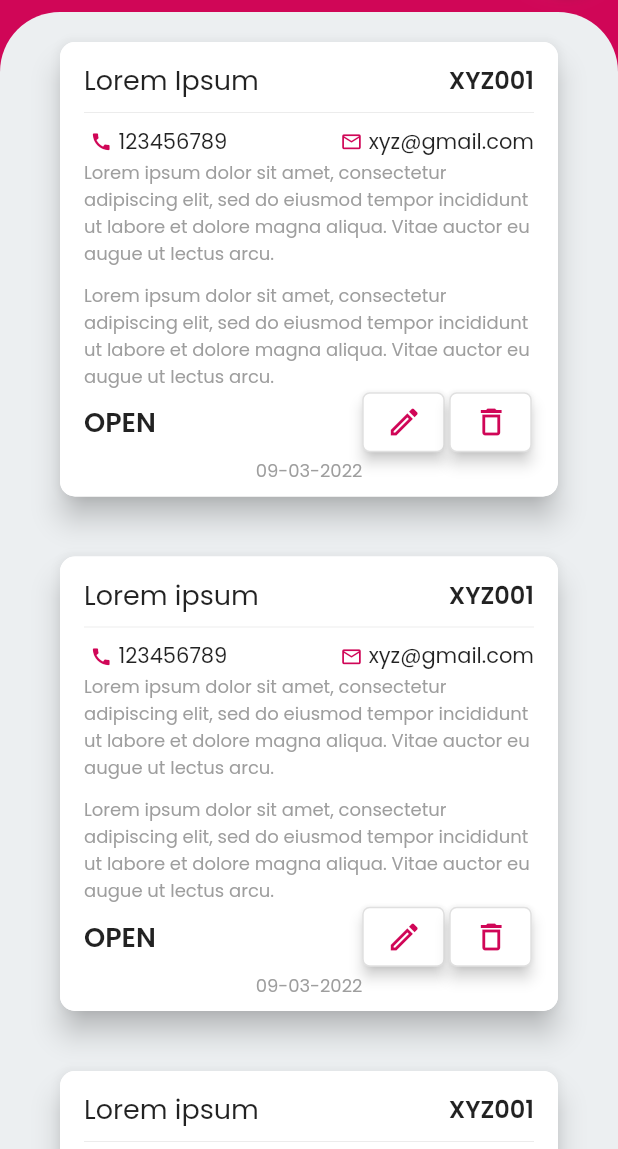
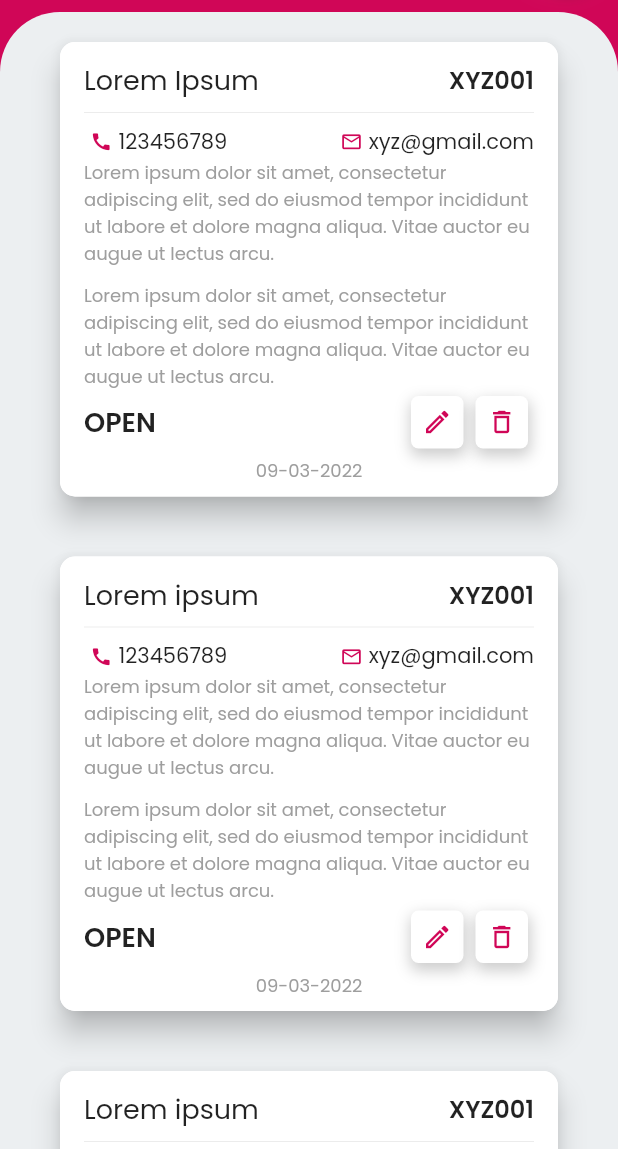
Before and after one commit to 7-USH/franchise, a Flutter app: the LeadPage screen opened directly, on a phone screen of 412 x 824 dp, the part 87-1236 px from its top. Run offline on Flutter 3.47's test engine with Material 2 defaults, Android fonts, the phone set to English and light mode, and no system bars; our stand-ins replace country_code_picker, countup.

Commit message:
added changes

```diff
--- a/lib/main.dart
+++ b/lib/main.dart
@@ -3,6 +3,7 @@ import 'package:flutter/material.dart';
 import 'package:franchise/screens/add_lead.dart';
 import 'package:franchise/screens/home.dart';
 import 'package:franchise/screens/login_page.dart';
+import 'package:franchise/screens/notification_scree.dart';
 import 'package:franchise/screens/onboarding_screen.dart';
 
 void main() {
--- a/lib/screens/add_lead.dart
+++ b/lib/screens/add_lead.dart
@@ -66,7 +66,7 @@ class _AddLeadsState extends State<AddLeads> {
         centerTitle: true,
         backgroundColor: const Color(0xFFd00657),
         title: const Text(
-          'Add Leads',
+          'Add Lead',
           style: TextStyle(
             fontFamily: 'Poppins',
             color: Colors.white,
--- a/lib/screens/profile.dart
+++ b/lib/screens/profile.dart
@@ -1,4 +1,5 @@
 import 'package:flutter/material.dart';
+import 'package:franchise/utils/constants.dart';
 
 class Profile extends StatelessWidget {
   const Profile({Key? key}) : super(key: key);
@@ -7,7 +8,7 @@ class Profile extends StatelessWidget {
   Widget build(BuildContext context) {
     return Scaffold(
       appBar: AppBar(
-        title: const Text('Profile'),
+        title: Text("Profile",style: poppinFonts(Colors.white, FontWeight.w600, 22),),
         centerTitle: true,
       ),
       body: const Center(
--- a/lib/screens/services.dart
+++ b/lib/screens/services.dart
@@ -1,4 +1,5 @@
 import 'package:flutter/material.dart';
+import 'package:franchise/utils/constants.dart';
 
 class ServicePage extends StatelessWidget {
   const ServicePage({Key? key}) : super(key: key);
@@ -7,7 +8,7 @@ class ServicePage extends StatelessWidget {
   Widget build(BuildContext context) {
     return Scaffold(
       appBar: AppBar(
-        title: const Text('Services'),
+        title: Text("Services",style: poppinFonts(Colors.white, FontWeight.w600, 22),),
         centerTitle: true,
       ),
       body: const Center(
--- a/lib/widgets/card_design.dart
+++ b/lib/widgets/card_design.dart
@@ -1,10 +1,11 @@
 // ignore_for_file: prefer_const_constructors
 
+import 'package:flutter/cupertino.dart';
 import 'package:flutter/material.dart';
 import 'package:franchise/screens/lead_form_designed.dart';
 import 'package:franchise/utils/constants.dart';
 
-class CardDesign extends StatelessWidget {
+class CardDesign extends StatefulWidget {
   final String name;
   final String leadId;
   final String desc;
@@ -14,7 +15,7 @@ class CardDesign extends StatelessWidget {
   final int phoneNumber;
   final String dateTime;
 
-  const CardDesign(
+  CardDesign(
       {Key? key,
       required this.name,
       required this.leadId,
@@ -27,6 +28,40 @@ class CardDesign extends StatelessWidget {
       : super(key: key);
 
   @override
+  State<CardDesign> createState() => _CardDesignState();
+}
+
+class _CardDesignState extends State<CardDesign> {
+  bool press1 = false;
+  bool press2 = false;
+
+  void displayDialog() {
+    showDialog(
+      context: context,
+      builder: (BuildContext context) => CupertinoAlertDialog(
+        title: const Text("Confirm Record Deletion"),
+        content: const Text("Do you really want to delete this record ?"),
+        actions: <CupertinoDialogAction>[
+          CupertinoDialogAction(
+            isDefaultAction: true,
+            child: const Text("Yes"),
+            onPressed: (){
+              //TODO:
+            },
+          ),
+          CupertinoDialogAction(
+            isDefaultAction: true,
+            onPressed: () {
+              Navigator.pop(context);
+            },
+            child: Text("No"),
+          )
+        ],
+      ),
+    );
+  }
+
+  @override
   Widget build(BuildContext context) {
     return Card(
       child: ListTile(
@@ -36,7 +71,7 @@ class CardDesign extends StatelessWidget {
               padding: const EdgeInsets.only(top: 8.0),
               child: Row(
                 children: [
-                  Text(this.name,
+                  Text(this.widget.name,
                       style: const TextStyle(
                         fontFamily: 'Poppins',
                         fontWeight: FontWeight.w400,
@@ -46,7 +81,7 @@ class CardDesign extends StatelessWidget {
                     child: Align(
                       alignment: Alignment.centerRight,
                       child: Text(
-                        this.leadId,
+                        this.widget.leadId,
                         style: const TextStyle(
                           fontSize: 16,
                           fontFamily: 'Poppins',
@@ -73,7 +108,7 @@ class CardDesign extends StatelessWidget {
                   ),
                 ),
                 Text(
-                  this.phoneNumber.toString(),
+                  this.widget.phoneNumber.toString(),
                   style: const TextStyle(
                     fontSize: 14,
                     fontFamily: 'Poppins',
@@ -90,7 +125,7 @@ class CardDesign extends StatelessWidget {
                   ),
                 ),
                 Text(
-                  this.email,
+                  this.widget.email,
                   style: const TextStyle(
                     fontSize: 14,
                     fontFamily: 'Poppins',
@@ -100,7 +135,7 @@ class CardDesign extends StatelessWidget {
               ],
             ),
             Text(
-              this.desc,
+              this.widget.desc,
               style: const TextStyle(
                 color: Colors.grey,
                 fontSize: 12,
@@ -112,7 +147,7 @@ class CardDesign extends StatelessWidget {
               height: 10,
             ),
             Text(
-              this.instr,
+              this.widget.instr,
               style: const TextStyle(
                 color: Colors.grey,
                 fontSize: 12,
@@ -121,91 +156,80 @@ class CardDesign extends StatelessWidget {
               ),
             ),
             Row(
+              mainAxisAlignment: MainAxisAlignment.spaceBetween,
               children: [
                 Text(
-                  this.status.toUpperCase(),
+                  this.widget.status.toUpperCase(),
                   style: const TextStyle(
                     fontFamily: 'Poppins',
                     fontWeight: FontWeight.w600,
                     fontSize: 18,
                   ),
                 ),
-                const Spacer(),
-                Padding(
-                  padding: const EdgeInsets.all(1.5),
+                Spacer(),
+                GestureDetector(
+                  onTap: () {
+                    if (widget.status == "OPEN") {
+                      Navigator.of(context).push(MaterialPageRoute(
+                          builder: (context) => LeadFormDesign()));
+                    }
+                    press1 = !press1;
+                    setState(() {});
+                    Future.delayed(Duration(milliseconds: 200), () {
+                      press1 = !press1;
+                      setState(() {});
+                    });
+                  },
+                  child: Padding(
+                    padding: const EdgeInsets.all(4.0),
                     child: Container(
-                    width: 55,
-                    height: 40,
-                    margin: EdgeInsets.all(0),
+                        width: 35,
+                        height: 35,
                         decoration: BoxDecoration(
                             borderRadius: BorderRadius.circular(5),
-                      boxShadow: const [],
-                    ),
-                    child: OutlinedButton(
-                      style: OutlinedButton.styleFrom(
-                        elevation: 3.7,
-                        shadowColor: Colors.black.withOpacity(0.85),
-                        backgroundColor: Colors.white,
-                        // shadowColor: Colors.black,
-                        shape: RoundedRectangleBorder(
-                            borderRadius: BorderRadius.circular(5.0)),
-                      ),
-                      child: const Padding(
-                          padding: EdgeInsets.all(0.0),
+                            boxShadow: kButtonShadows,
+                            color: press1
+                                ? Colors.grey.withOpacity(0.5)
+                                : Colors.white),
                         child: Icon(
                           Icons.edit_outlined,
                           color: Color(0xFFd00657),
+                          size: 20,
                         )),
-                      onPressed: () {
-                        if (status == "OPEN") {
-                           Navigator.of(context).push(MaterialPageRoute(
-                              builder: (context) => LeadFormDesign()));
-                        }
-                      },
                   ),
                 ),
-                ),
-               Padding(
-                  padding: const EdgeInsets.all(1.5),
+                GestureDetector(
+                  onTap: () {
+                    displayDialog();
+                    press2 = !press2;
+                    setState(() {});
+                    Future.delayed(Duration(milliseconds: 200), () {
+                      press2 = !press2;
+                      setState(() {});
+                    });
+                  },
+                  child: Padding(
+                    padding: const EdgeInsets.all(4.0),
                     child: Container(
-                    width: 55,
-                    height: 40,
-                    margin: const EdgeInsets.all(0),
+                        width: 35,
+                        height: 35,
                         decoration: BoxDecoration(
                             borderRadius: BorderRadius.circular(5),
-                      boxShadow: [],
-                    ),
-                    child: OutlinedButton(
-                      style: OutlinedButton.styleFrom(
-                        elevation: 4,
-                        shadowColor: Colors.black.withOpacity(0.85),
-                        backgroundColor: Colors.white,
-                        // shadowColor: Colors.black,
-                        shape: RoundedRectangleBorder(
-
-                            borderRadius: BorderRadius.circular(5.0)),
-                      ),
-                      child: Center(
-                        child: const Padding(
-                            padding: EdgeInsets.all(0.0),
+                            boxShadow: kButtonShadows,
+                            color: press2
+                                ? Colors.grey.withOpacity(0.5)
+                                : Colors.white),
                         child: Icon(
                           Icons.delete_outlined,
                           color: Color(0xFFd00657),
-                            ),),
-                      ),
-                      onPressed: () {
-                        if (status == "OPEN") {
-                           Navigator.of(context).push(MaterialPageRoute(
-                              builder: (context) => const LeadFormDesign()));
-                        }
-                      },
-                    ),
+                          size: 20,
+                        )),
                   ),
                 ),
               ],
             ),
             const Padding(
-              padding: EdgeInsets.only(bottom: 4.0,top: 2.0),
+              padding: EdgeInsets.only(bottom: 4.0, top: 2.0),
               child: Center(
                 child: Text(
                   "09-03-2022",
```
Also changed, not shown: lib/screens/dashboard.dart (+15 -9 lines), lib/screens/notification_scree.dart (added, +22 -0 lines). Lines whose indentation alone changed are shown as unchanged.
